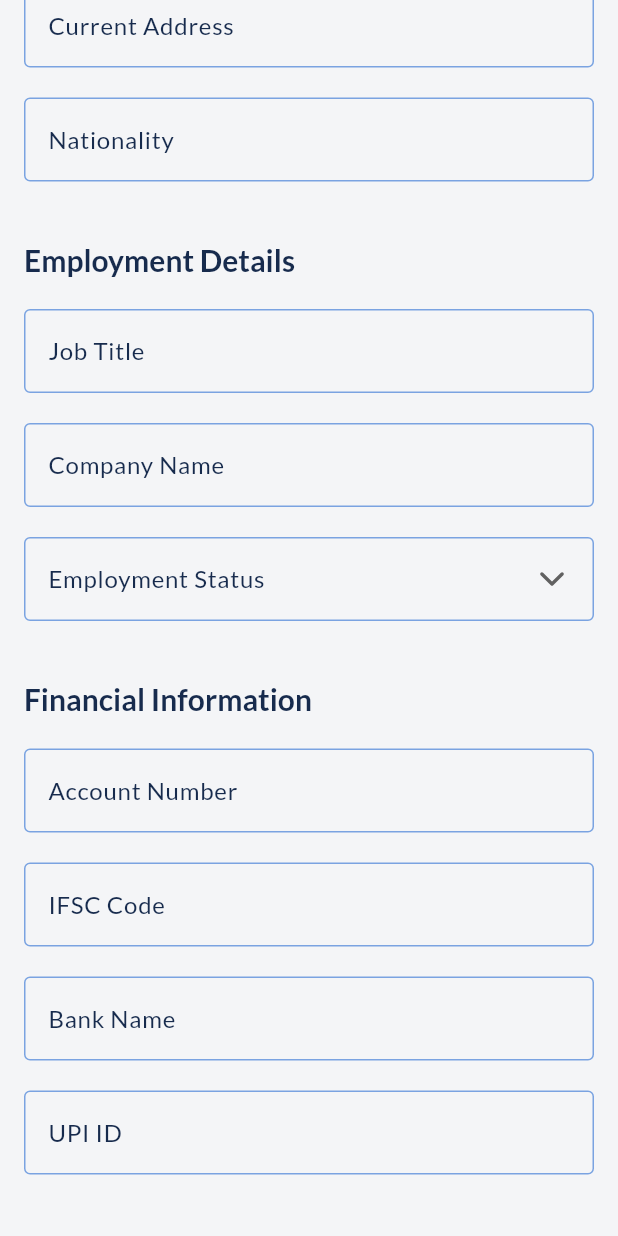
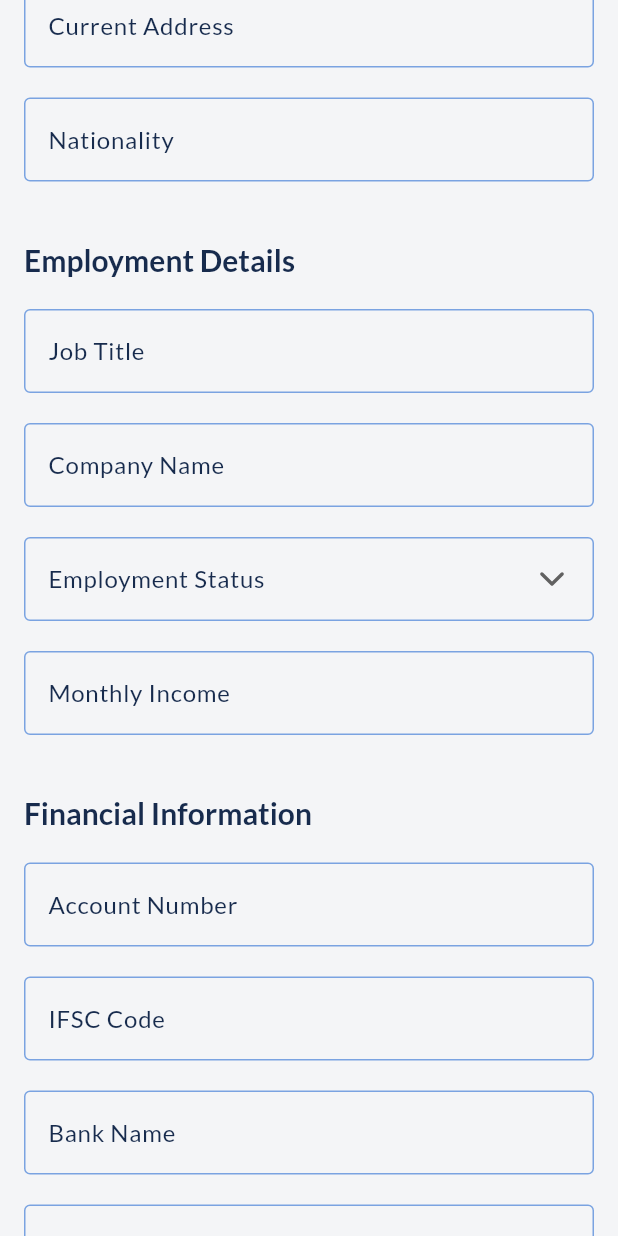
Before and after one commit to majumdersubhanu/cash_ctrl, a Flutter app: the ProfileCompletionView screen opened by its route, scrolled down 576 dp, on a phone screen of 412 x 824 dp. Run offline on Flutter 3.47's test engine with Material 3 defaults, Android fonts, the phone set to English and light mode, and no system bars; drawn by our look-alikes of reactive_forms; our stand-ins replace cloud_firestore, firebase_auth, firebase_core, firebase_storage, flutter_native_contact_picker, gap and 8 more; missing offline and left inert: firebase_app_check, image_editor_plus, qr_code_scanner, random_avatar, upi_india and 1 more; accounts and stored records are empty; statements that could not run were skipped.

Commit message:
page view implemented instead of indexed stack

```diff
--- a/lib/app/modules/base_page/base_page_controller.dart
+++ b/lib/app/modules/base_page/base_page_controller.dart
@@ -1,4 +1,6 @@
 import 'package:firebase_auth/firebase_auth.dart';
+import 'package:flutter/cupertino.dart';
+import 'package:flutter/material.dart';
 import 'package:get/get.dart';
 
 import '../analytics/analytics_binding.dart';
@@ -15,6 +17,8 @@ class BasePageController extends GetxController {
 
   var currentIndex = 0.obs;
 
+  PageController pageController = PageController(initialPage: 0);
+
   @override
   void onInit() {
     super.onInit();
@@ -27,5 +31,7 @@ class BasePageController extends GetxController {
 
   void changePage(int index) {
     currentIndex.value = index;
+
+    pageController.jumpToPage(index);
   }
 }
--- a/lib/app/modules/profile_completion/profile_completion_view.dart
+++ b/lib/app/modules/profile_completion/profile_completion_view.dart
@@ -299,6 +299,12 @@ class ProfileCompletionView extends GetView<ProfileCompletionController> {
             ),
           ],
         ),
+        const Gap(20),
+        ReactiveTextField<String>(
+          formControlName: 'employment_details.monthly_income',
+          decoration: const InputDecoration(labelText: 'Monthly Income'),
+          keyboardType: TextInputType.number,
+        ),
       ],
     );
   }
--- a/lib/app/routes/app_routes.dart
+++ b/lib/app/routes/app_routes.dart
@@ -21,6 +21,7 @@ abstract class Routes {
   static const SPLIT_PAYMENTS = _Paths.SPLIT_PAYMENTS;
   static const TRANSACTION_DETAILS = _Paths.TRANSACTION_DETAILS;
   static const NEW_GROUP = _Paths.NEW_GROUP;
+  static const NEW_CATEGORY = _Paths.NEW_CATEGORY;
 }
 
 abstract class _Paths {
@@ -44,4 +45,5 @@ abstract class _Paths {
   static const SPLIT_PAYMENTS = '/split-payments';
   static const TRANSACTION_DETAILS = '/transaction-details';
   static const NEW_GROUP = '/new-group';
+  static const NEW_CATEGORY = '/new-category';
 }
```
Also changed, not shown: lib/app/modules/base_page/base_page_view.dart (+4 -5 lines), lib/app/modules/new_category/new_category_binding.dart (added, +12 -0 lines), lib/app/modules/new_category/new_category_controller.dart (added, +23 -0 lines), lib/app/modules/new_category/new_category_view.dart (added, +24 -0 lines), lib/app/routes/app_pages.dart (+7 -0 lines).
